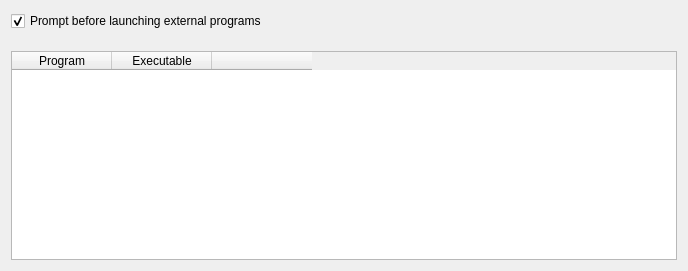
Before: the Qt Designer form src/hlam/ui/options/OptionsPageExternalPrograms.ui in SamVanheer/HalfLifeAssetManager, drawn with Qt 5.
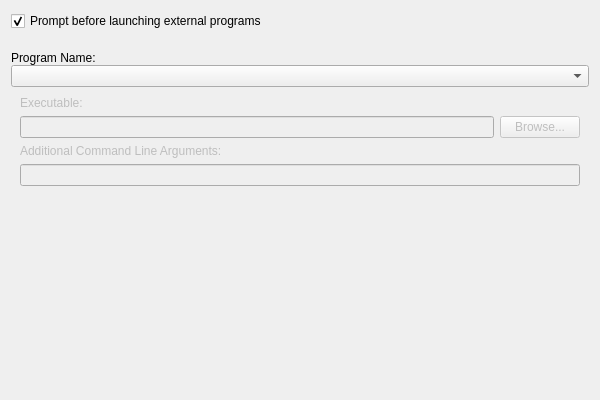
After: the same form once the commit is applied.

Commit message: Allow user to specify additional command line arguments to launch external programs with

The edit to the form file:
```diff
--- a/src/hlam/ui/options/OptionsPageExternalPrograms.ui
+++ b/src/hlam/ui/options/OptionsPageExternalPrograms.ui
@@ -6,8 +6,8 @@
    <rect>
     <x>0</x>
     <y>0</y>
-    <width>688</width>
-    <height>271</height>
+    <width>600</width>
+    <height>400</height>
    </rect>
   </property>
   <property name="windowTitle">
@@ -49,28 +49,68 @@
       </spacer>
      </item>
      <item>
-      <widget class="QTableWidget" name="Programs">
-       <attribute name="horizontalHeaderMinimumSectionSize">
-        <number>100</number>
-       </attribute>
-       <attribute name="horizontalHeaderStretchLastSection">
+      <widget class="QLabel" name="label_3">
+       <property name="text">
+        <string>Program Name:</string>
+       </property>
+      </widget>
+     </item>
+     <item>
+      <widget class="QComboBox" name="Programs"/>
+     </item>
+     <item>
+      <widget class="QWidget" name="ProgramData" native="true">
+       <property name="enabled">
         <bool>false</bool>
-       </attribute>
-       <column>
-        <property name="text">
-         <string>Program</string>
-        </property>
-       </column>
-       <column>
-        <property name="text">
-         <string>Executable</string>
-        </property>
-       </column>
-       <column>
-        <property name="text">
-         <string/>
-        </property>
-       </column>
+       </property>
+       <layout class="QGridLayout" name="gridLayout">
+        <item row="0" column="1">
+         <widget class="QLabel" name="label">
+          <property name="sizePolicy">
+           <sizepolicy hsizetype="Fixed" vsizetype="Preferred">
+            <horstretch>0</horstretch>
+            <verstretch>0</verstretch>
+           </sizepolicy>
+          </property>
+          <property name="text">
+           <string>Executable:</string>
+          </property>
+         </widget>
+        </item>
+        <item row="1" column="2">
+         <widget class="QPushButton" name="BrowseExecutablePath">
+          <property name="text">
+           <string>Browse...</string>
+          </property>
+         </widget>
+        </item>
+        <item row="4" column="1" colspan="2">
+         <spacer name="verticalSpacer_2">
+          <property name="orientation">
+           <enum>Qt::Vertical</enum>
+          </property>
+          <property name="sizeHint" stdset="0">
+           <size>
+            <width>20</width>
+            <height>0</height>
+           </size>
+          </property>
+         </spacer>
+        </item>
+        <item row="2" column="1">
+         <widget class="QLabel" name="label_2">
+          <property name="text">
+           <string>Additional Command Line Arguments:</string>
+          </property>
+         </widget>
+        </item>
+        <item row="1" column="1">
+         <widget class="QLineEdit" name="ExecutablePath"/>
+        </item>
+        <item row="3" column="1" colspan="2">
+         <widget class="QLineEdit" name="Arguments"/>
+        </item>
+       </layout>
       </widget>
      </item>
     </layout>
```
The commit also changes 5 other files.
